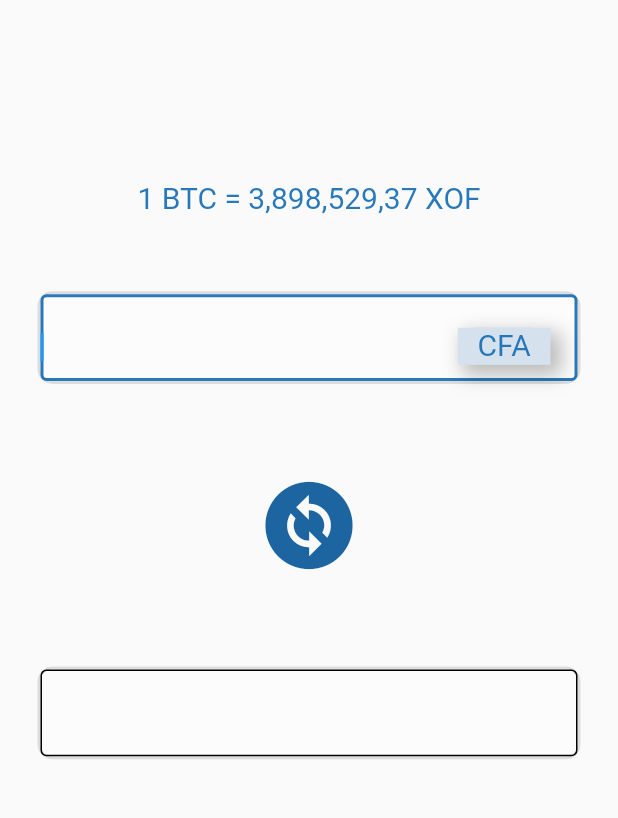
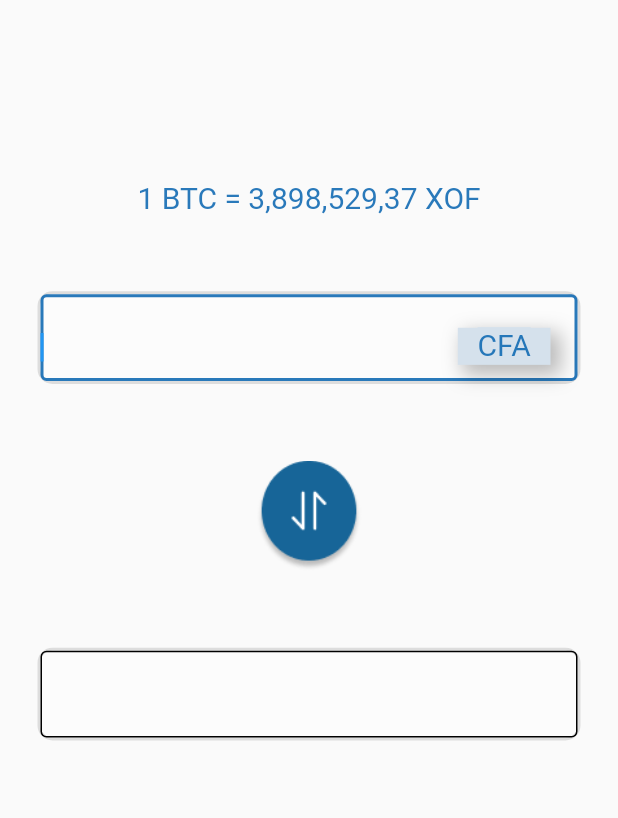
Before and after one commit to Gueyemhd/EasyBit, a Flutter app: the CalculatorBTCtoXOF screen opened by its route, after a tap on the "arrow circle left" icon, on a phone screen of 412 x 824 dp, the part 120-938 px from its top. Run offline on Flutter 3.47's test engine with Material 2 defaults, Android fonts, the phone set to English and light mode, and no system bars.

Commit message:
complete calculator pages

```diff
--- a/frontend/easybit/lib/screens/widgets/calculator/calculatorBTCtoXOF.body.dart
+++ b/frontend/easybit/lib/screens/widgets/calculator/calculatorBTCtoXOF.body.dart
@@ -183,7 +183,16 @@ class _BTCtoXOFState extends State<BTCtoXOF> {
             SizedBox(
               height: MediaQuery.of(context).size.height * 0.05,
             ),
-            IconButton(
+            GestureDetector(
+              onTap: () => Navigator.of(context).push(MaterialPageRoute(
+                  builder: (context) => const CalculatorXOFtoBTC())),
+              child: const Image(
+                image: AssetImage("images/arrow_swap.png"),
+                fit: BoxFit.cover,
+                width: 70,
+              ),
+            ),
+            /*  IconButton(
               iconSize: 70,
               icon: const Icon(
                 Icons.change_circle,
@@ -192,7 +201,7 @@ class _BTCtoXOFState extends State<BTCtoXOF> {
               tooltip: 'switcher les champs',
               onPressed: () => Navigator.of(context).push(MaterialPageRoute(
                   builder: (context) => const CalculatorXOFtoBTC())),
-            ),
+            ),*/
             SizedBox(
               height: MediaQuery.of(context).size.height * 0.05,
             ),
--- a/frontend/easybit/lib/screens/widgets/calculator/calculatorXOFtoBTCbody.dart
+++ b/frontend/easybit/lib/screens/widgets/calculator/calculatorXOFtoBTCbody.dart
@@ -181,15 +181,14 @@ class _XOFtoBTCState extends State<XOFtoBTC> {
             SizedBox(
               height: MediaQuery.of(context).size.height * 0.05,
             ),
-            IconButton(
-              iconSize: 70,
-              icon: const Icon(
-                Icons.change_circle,
-                color: Color.fromARGB(237, 12, 90, 154),
+            GestureDetector(
+              onTap: () => Navigator.of(context).push(MaterialPageRoute(
+                  builder: (context) => const CalculatorBTCtoXOF())),
+              child: const Image(
+                image: AssetImage("images/arrow_swap.png"),
+                fit: BoxFit.cover,
+                width: 70,
               ),
-              tooltip: 'Switcher les champs',
-              onPressed: () => Navigator.of(context).push(MaterialPageRoute(
-                  builder: (context) => const CalculatorBTCtoXOF())),
             ),
             SizedBox(
               height: MediaQuery.of(context).size.height * 0.05,
--- a/frontend/easybit/lib/screens/widgets/registration/next.dart
+++ b/frontend/easybit/lib/screens/widgets/registration/next.dart
@@ -77,7 +77,6 @@ class _NextState extends State<Next> {
                 border: Border.all(color: bluelogo, width: 3)),
             height: 60,
             child: TextFormField(
-              autofocus: true,
               controller: emailController,
               // The validator receives the password that the user has entered.
               validator: (value) {
@@ -120,7 +119,6 @@ class _NextState extends State<Next> {
                 border: Border.all(color: bluelogo, width: 3)),
             height: 60,
             child: TextFormField(
-              autofocus: true,
               controller: passwordController,
               // The validator receives the password that the user has entered.
               validator: (value) {
@@ -180,7 +178,6 @@ class _NextState extends State<Next> {
                 border: Border.all(color: bluelogo, width: 3)),
             height: 60,
             child: TextFormField(
-              autofocus: true,
               controller: confirmPasswordController,
               // The validator receives the password that the user has entered.
               //   controller: myController,
```
